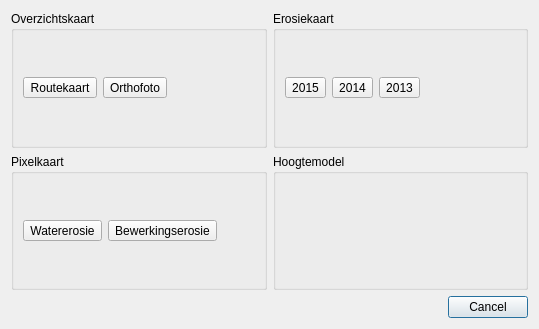
DOV-Vlaanderen/erosiebezwaren, file ui_mapswitchdialog.ui: the form before one commit.
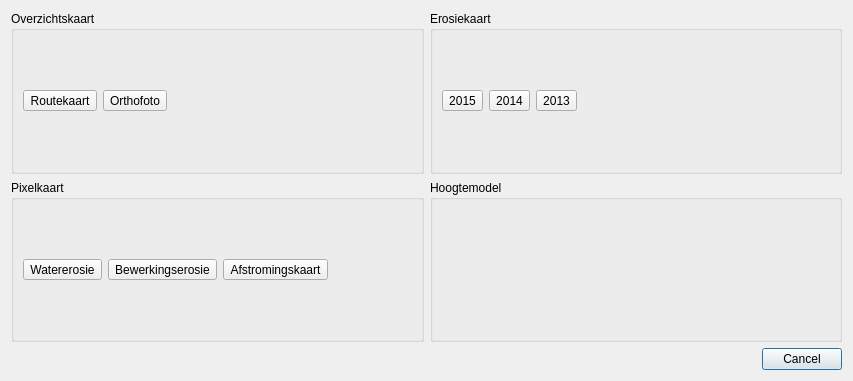
The form after the commit. Icons and pictures are not drawn.

```diff
--- a/ui_mapswitchdialog.ui
+++ b/ui_mapswitchdialog.ui
@@ -6,8 +6,8 @@
    <rect>
     <x>0</x>
     <y>0</y>
-    <width>539</width>
-    <height>329</height>
+    <width>853</width>
+    <height>381</height>
    </rect>
   </property>
   <property name="windowTitle">
@@ -218,6 +218,26 @@
           </property>
          </widget>
         </item>
+        <item>
+         <widget class="QToolButton" name="btn_afstromingskaart">
+          <property name="text">
+           <string>Afstromingskaart</string>
+          </property>
+          <property name="icon">
+           <iconset resource="resources.qrc">
+            <normaloff>:/icons/icons/pixelkaarten.png</normaloff>:/icons/icons/pixelkaarten.png</iconset>
+          </property>
+          <property name="iconSize">
+           <size>
+            <width>64</width>
+            <height>64</height>
+           </size>
+          </property>
+          <property name="toolButtonStyle">
+           <enum>Qt::ToolButtonTextUnderIcon</enum>
+          </property>
+         </widget>
+        </item>
         <item>
          <spacer name="horizontalSpacer_2">
           <property name="orientation">
```
